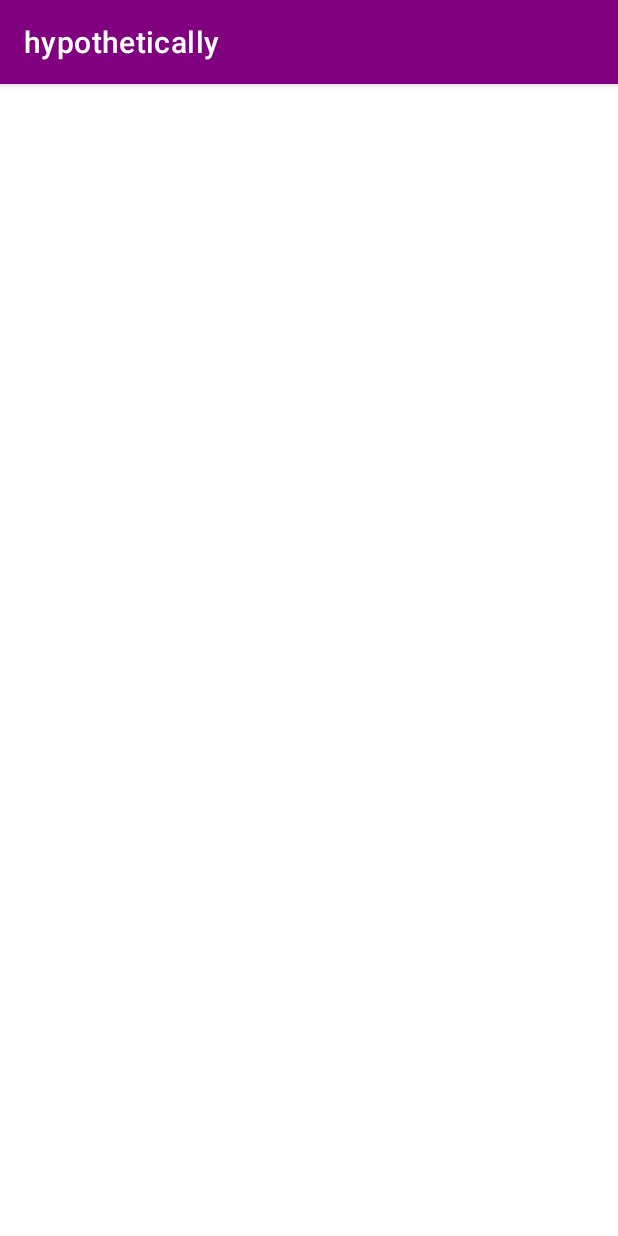
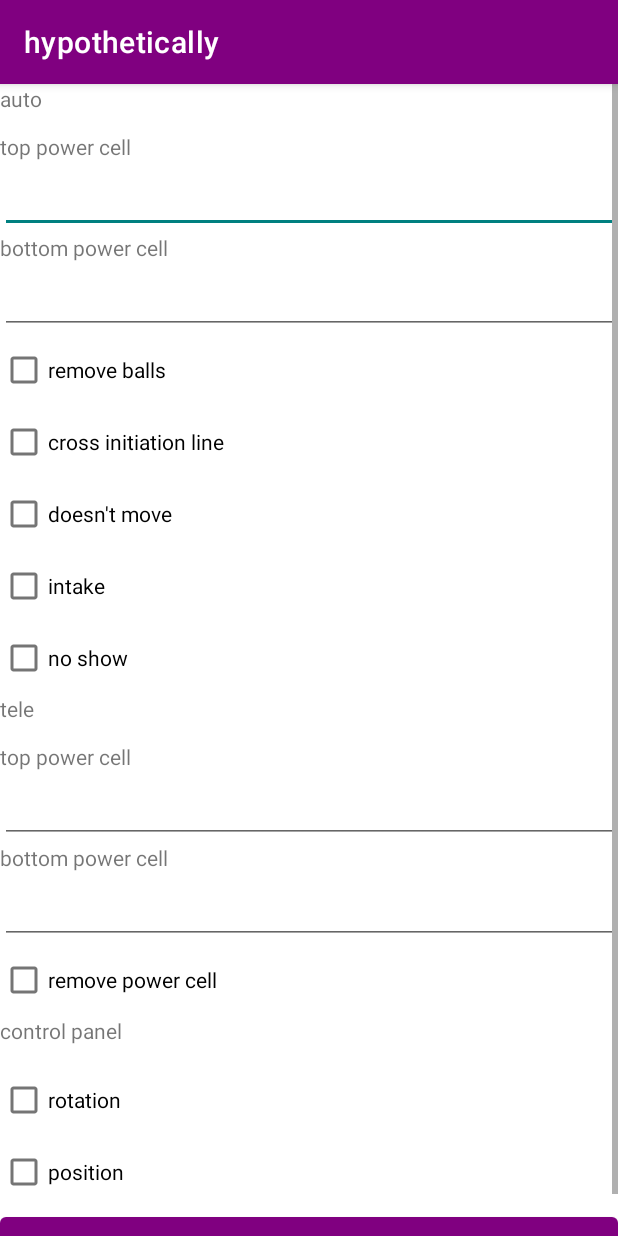
Before and after one commit to William102/hypotheticallyifwestartover, an Android app: the fragment MatchFragment shown on its own in the app's theme, on a phone screen of 412 x 824 dp. Run offline under Robolectric (Android 15) with nearby library versions, the phone set to English and light mode, and no system bars.

Commit message:
match_active page & start of spinner for pit_active page

```diff
--- a/app/build.gradle
+++ b/app/build.gradle
@@ -39,6 +39,7 @@ dependencies {
     implementation 'androidx.lifecycle:lifecycle-viewmodel-ktx:2.4.0'
     implementation 'androidx.navigation:navigation-fragment:2.3.5'
     implementation 'androidx.navigation:navigation-ui:2.3.5'
+    implementation 'androidx.legacy:legacy-support-v4:1.0.0'
     testImplementation 'junit:junit:4.+'
     androidTestImplementation 'androidx.test.ext:junit:1.1.3'
     androidTestImplementation 'androidx.test.espresso:espresso-core:3.4.0'
--- a/app/src/main/java/com/example/hypothetically/Fragments/MatchFragment.java
+++ b/app/src/main/java/com/example/hypothetically/Fragments/MatchFragment.java
@@ -4,20 +4,22 @@ import android.os.Bundle;
 import android.view.LayoutInflater;
 import android.view.View;
 import android.view.ViewGroup;
+import android.widget.ArrayAdapter;
 
 import androidx.annotation.NonNull;
 import androidx.fragment.app.Fragment;
 
 import com.example.hypothetically.databinding.FragmentDataBinding;
 import com.example.hypothetically.databinding.FragmentMatchBinding;
+import com.example.hypothetically.databinding.MatchActiveBinding;
 
 public class MatchFragment extends Fragment {
 
-    private FragmentMatchBinding binding;
+    private MatchActiveBinding binding;
 
     public View onCreateView(@NonNull LayoutInflater inflater,
                              ViewGroup container, Bundle savedInstanceState) {
-        binding = FragmentMatchBinding.inflate(inflater, container, false);
+        binding = MatchActiveBinding.inflate(inflater, container, false);
         View root = binding.getRoot();
         return root;
     }
@@ -26,5 +28,9 @@ public class MatchFragment extends Fragment {
     public void onDestroyView() {
         super.onDestroyView();
         binding = null;
+
+        Spinner spinner = findViewById(R.id.spinner1);
+        ArrayAdapter<CharSequence> adapter = ArrayAdapter.createFromResource(this, R.array.teamNumbers,android.R.layout.simple_spinner_dropdown_item);
+        adapter.SetDropDownViewResource()
     }
 }
--- a/app/src/main/java/com/example/hypothetically/MainActivity.java
+++ b/app/src/main/java/com/example/hypothetically/MainActivity.java
@@ -47,5 +47,7 @@ public class MainActivity extends AppCompatActivity {
         NavController navController = Navigation.findNavController(this, R.id.nav_host_fragment_content_main);
         return NavigationUI.navigateUp(navController, mAppBarConfiguration)
                 || super.onSupportNavigateUp();
+
+
     }
 }
--- /dev/null
+++ b/app/src/main/java/com/example/hypothetically/pit_active.java
@@ -0,0 +1,64 @@
+package com.example.hypothetically;
+
+import android.os.Bundle;
+
+import androidx.fragment.app.Fragment;
+
+import android.view.LayoutInflater;
+import android.view.View;
+import android.view.ViewGroup;
+
+/**
+ * A simple {@link Fragment} subclass.
+ * Use the {@link pit_active#newInstance} factory method to
+ * create an instance of this fragment.
+ */
+public class pit_active extends Fragment {
+
+    // TODO: Rename parameter arguments, choose names that match
+    // the fragment initialization parameters, e.g. ARG_ITEM_NUMBER
+    private static final String ARG_PARAM1 = "param1";
+    private static final String ARG_PARAM2 = "param2";
+
+    // TODO: Rename and change types of parameters
+    private String mParam1;
+    private String mParam2;
+
+    public pit_active() {
+        // Required empty public constructor
+    }
+
+    /**
+     * Use this factory method to create a new instance of
+     * this fragment using the provided parameters.
+     *
+     * @param param1 Parameter 1.
+     * @param param2 Parameter 2.
+     * @return A new instance of fragment pit_active.
+     */
+    // TODO: Rename and change types and number of parameters
+    public static pit_active newInstance(String param1, String param2) {
+        pit_active fragment = new pit_active();
+        Bundle args = new Bundle();
+        args.putString(ARG_PARAM1, param1);
+        args.putString(ARG_PARAM2, param2);
+        fragment.setArguments(args);
+        return fragment;
+    }
+
+    @Override
+    public void onCreate(Bundle savedInstanceState) {
+        super.onCreate(savedInstanceState);
+        if (getArguments() != null) {
+            mParam1 = getArguments().getString(ARG_PARAM1);
+            mParam2 = getArguments().getString(ARG_PARAM2);
+        }
+    }
+
+    @Override
+    public View onCreateView(LayoutInflater inflater, ViewGroup container,
+                             Bundle savedInstanceState) {
+        // Inflate the layout for this fragment
+        return inflater.inflate(R.layout.fragment_pit_active, container, false);
+    }
+}
--- /dev/null
+++ b/app/src/main/res/layout/fragment_pit_active.xml
@@ -0,0 +1,18 @@
+<?xml version="1.0" encoding="utf-8"?>
+<FrameLayout xmlns:android="http://schemas.android.com/apk/res/android"
+    xmlns:tools="http://schemas.android.com/tools"
+    android:layout_width="match_parent"
+    android:layout_height="match_parent"
+    tools:context=".pit_active">
+
+    <!-- TODO: Update blank fragment layout -->
+    <TextView
+        android:layout_width="match_parent"
+        android:layout_height="wrap_content"
+        android:text="@string/hello_blank_fragment" />
+    <Spinner
+        android:layout_width="match_parent"
+        android:layout_height="wrap_content"
+        android:id="@+id/spinner1"/>
+
+</FrameLayout>
--- /dev/null
+++ b/app/src/main/res/layout/match_active.xml
@@ -0,0 +1,123 @@
+<?xml version="1.0" encoding="utf-8"?>
+<LinearLayout xmlns:android="http://schemas.android.com/apk/res/android"
+    xmlns:tools="http://schemas.android.com/tools"
+    android:layout_width="match_parent"
+    android:layout_height="match_parent"
+    android:orientation="vertical"
+    tools:context=".Fragments.MatchFragment">
+
+    <ScrollView
+        android:layout_width="match_parent"
+        android:layout_height="match_parent">
+
+        <LinearLayout
+            android:layout_width="match_parent"
+            android:layout_height="wrap_content"
+            android:orientation="vertical" >
+
+            <TextView
+                android:layout_width="match_parent"
+                android:layout_height="32dp"
+                android:text="auto" />
+
+            <TextView
+                android:layout_width="match_parent"
+                android:layout_height="wrap_content"
+                android:text="top power cell" />
+
+            <EditText
+                android:layout_width="match_parent"
+                android:layout_height="wrap_content"
+                android:minHeight="48dp"
+                tools:ignore="SpeakableTextPresentCheck" />
+
+            <TextView
+                android:layout_width="match_parent"
+                android:layout_height="wrap_content"
+                android:text="bottom power cell" />
+
+            <EditText
+                android:layout_width="match_parent"
+                android:layout_height="wrap_content"
+                android:minHeight="48dp"
+                tools:ignore="SpeakableTextPresentCheck" />
+
+            <CheckBox
+                android:layout_width="match_parent"
+                android:layout_height="wrap_content"
+                android:text="remove balls"/>
+            <CheckBox
+                android:layout_width="match_parent"
+                android:layout_height="wrap_content"
+                android:text="cross initiation line"/>
+            <CheckBox
+                android:layout_width="match_parent"
+                android:layout_height="wrap_content"
+                android:text="doesn't move"/>
+            <CheckBox
+                android:layout_width="match_parent"
+                android:layout_height="wrap_content"
+                android:text="intake"/>
+            <CheckBox
+                android:layout_width="match_parent"
+                android:layout_height="wrap_content"
+                android:text="no show"/>
+
+
+
+
+            <TextView
+                android:layout_width="match_parent"
+                android:layout_height="32dp"
+                android:text="tele" />
+
+            <TextView
+                android:layout_width="match_parent"
+                android:layout_height="wrap_content"
+                android:text="top power cell" />
+
+            <EditText
+                android:layout_width="match_parent"
+                android:layout_height="wrap_content"
+                android:minHeight="48dp"
+                tools:ignore="SpeakableTextPresentCheck" />
+
+            <TextView
+                android:layout_width="match_parent"
+                android:layout_height="wrap_content"
+                android:text="bottom power cell" />
+
+            <EditText
+                android:layout_width="match_parent"
+                android:layout_height="wrap_content"
+                android:minHeight="48dp"
+                tools:ignore="SpeakableTextPresentCheck" />
+
+            <CheckBox
+                android:layout_width="match_parent"
+                android:layout_height="wrap_content"
+                android:text="remove power cell"/>
+
+            <TextView
+                android:layout_width="match_parent"
+                android:layout_height="32dp"
+                android:text="control panel" />
+
+            <CheckBox
+                android:layout_width="match_parent"
+                android:layout_height="wrap_content"
+                android:text="rotation"/>
+            <CheckBox
+                android:layout_width="match_parent"
+                android:layout_height="wrap_content"
+                android:text="position"/>
+            <Button
+                android:layout_width="match_parent"
+                android:layout_height="wrap_content"
+                android:text="end match"/>
+
+        </LinearLayout>
+    </ScrollView>
+
+
+</LinearLayout>
--- a/app/src/main/res/menu/activity_main_drawer.xml
+++ b/app/src/main/res/menu/activity_main_drawer.xml
@@ -5,15 +5,15 @@
 
     <group android:checkableBehavior="single">
         <item
-            android:id="@+id/nav_home"
+            android:id="@+id/nav_match"
             android:icon="@drawable/ic_menu_camera"
             android:title="@string/menu_match" />
         <item
-            android:id="@+id/nav_gallery"
+            android:id="@+id/nav_pit"
             android:icon="@drawable/ic_menu_gallery"
             android:title="@string/menu_pit" />
         <item
-            android:id="@+id/nav_slideshow"
+            android:id="@+id/nav_data"
             android:icon="@drawable/ic_menu_slideshow"
             android:title="@string/menu_data" />
     </group>
--- a/app/src/main/res/values/strings.xml
+++ b/app/src/main/res/values/strings.xml
@@ -10,4 +10,14 @@
     <string name="menu_match">Match Scout</string>
     <string name="menu_pit">Pit Scout</string>
     <string name="menu_data">Data</string>
+
+    <string-array name="teamNumbers">
+        <item>701</item>
+        <item>6845</item>
+        <item>0000</item>
+        <item>9345</item>
+        <item>94533</item>
+    </string-array>
+    <!-- TODO: Remove or change this placeholder text -->
+    <string name="hello_blank_fragment">Hello blank fragment</string>
 </resources>
```
Also changed, not shown: 1 other file.
